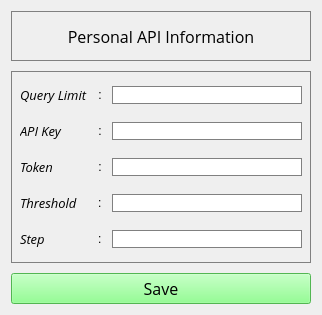
This is ui/xml/params.ui in janoschortmann/abstract-screening as Qt 5 draws it before an edit. The edited form follows.
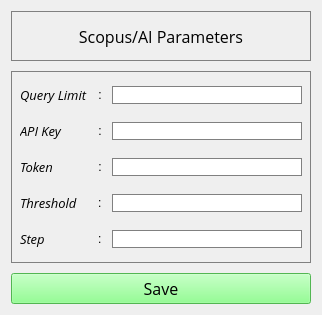
This is the edited form.

Commit message:
enhance: ui and windows
Enhanced the UI and windows to make them more intuitive.

The edit to the form file:
```diff
--- a/ui/xml/params.ui
+++ b/ui/xml/params.ui
@@ -47,7 +47,7 @@
       <enum>QFrame::Shape::NoFrame</enum>
      </property>
      <property name="text">
-      <string>Personal API Information</string>
+      <string>Scopus/AI Parameters</string>
      </property>
      <property name="alignment">
       <set>Qt::AlignmentFlag::AlignCenter</set>
```
Left out of the diff: 2 changed lines with no effect on the pictures. The commit also changes 7 other files.
